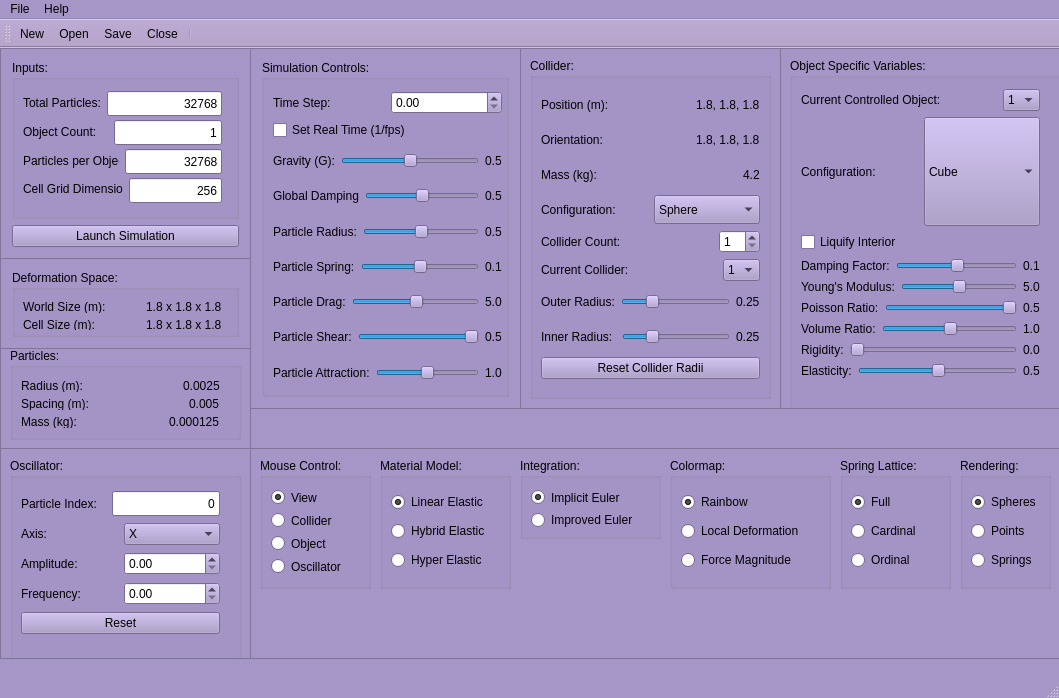
jpneylon/sandbox, file mainwindow.ui: the form before one commit.
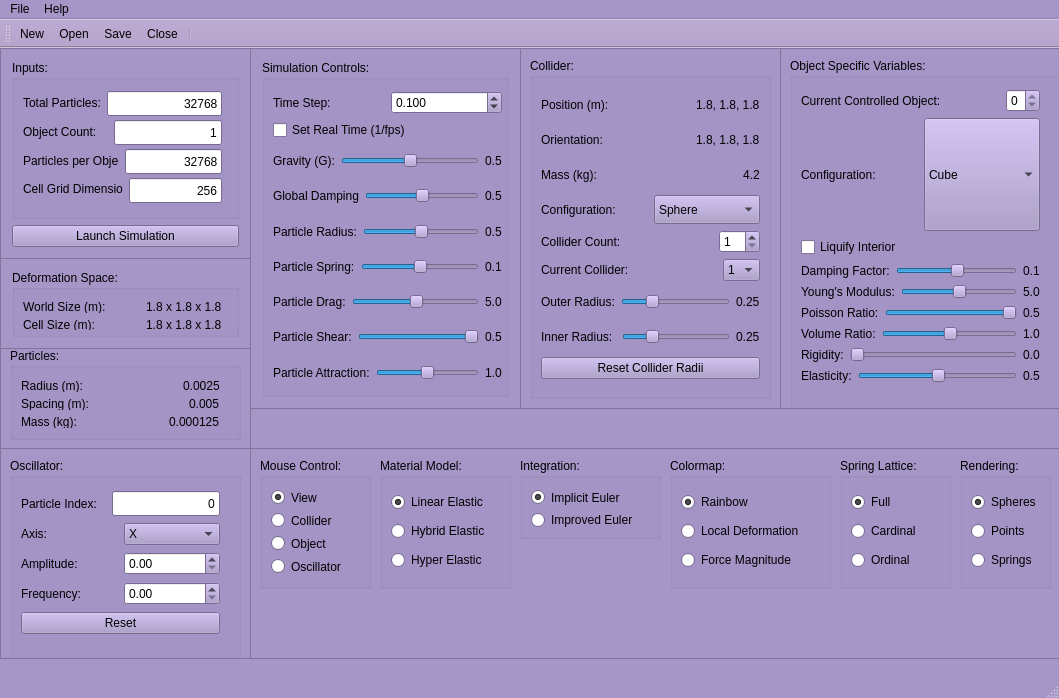
The form after the commit. Icons and pictures are not drawn.

```diff
--- a/mainwindow.ui
+++ b/mainwindow.ui
@@ -771,7 +771,23 @@
             </widget>
            </item>
            <item row="0" column="1">
-            <widget class="QDoubleSpinBox" name="simTimeSpinner"/>
+            <widget class="QDoubleSpinBox" name="simTimeSpinner">
+             <property name="decimals">
+              <number>3</number>
+             </property>
+             <property name="minimum">
+              <double>0.001000000000000</double>
+             </property>
+             <property name="maximum">
+              <double>1.000000000000000</double>
+             </property>
+             <property name="singleStep">
+              <double>0.001000000000000</double>
+             </property>
+             <property name="value">
+              <double>0.100000000000000</double>
+             </property>
+            </widget>
            </item>
            <item row="1" column="0" colspan="2">
             <widget class="QCheckBox" name="simTimeCheck">
@@ -1426,7 +1442,7 @@
         <x>0</x>
         <y>20</y>
         <width>261</width>
-        <height>311</height>
+        <height>316</height>
        </rect>
       </property>
       <layout class="QVBoxLayout" name="objectVertLayout">
@@ -1446,30 +1462,10 @@
           </widget>
          </item>
          <item>
-          <widget class="QComboBox" name="currentObjectCombo">
-           <property name="sizePolicy">
-            <sizepolicy hsizetype="Minimum" vsizetype="Fixed">
-             <horstretch>0</horstretch>
-             <verstretch>0</verstretch>
-            </sizepolicy>
+          <widget class="QSpinBox" name="objControlSpinner">
+           <property name="maximum">
+            <number>0</number>
            </property>
-           <property name="minimumSize">
-            <size>
-             <width>30</width>
-             <height>0</height>
-            </size>
-           </property>
-           <property name="maximumSize">
-            <size>
-             <width>40</width>
-             <height>16777215</height>
-            </size>
-           </property>
-           <item>
-            <property name="text">
-             <string>1</string>
-            </property>
-           </item>
           </widget>
          </item>
         </layout>
```
Left out of the diff: 8 changed lines with no effect on the pictures.
